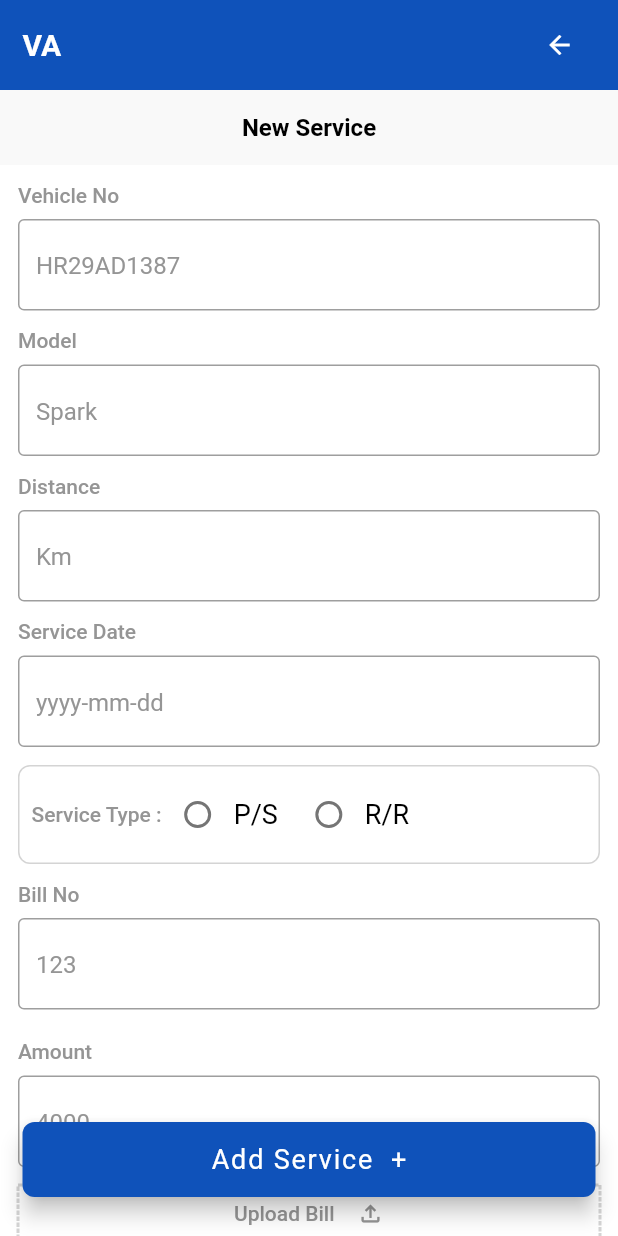
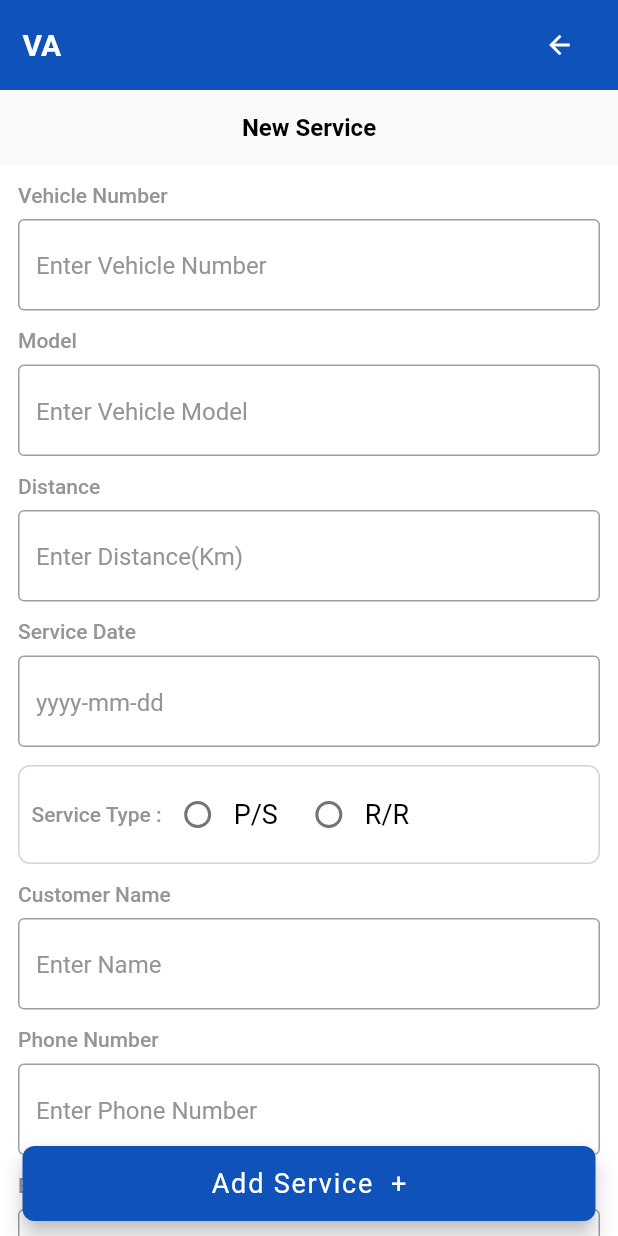
Before and after one commit to sangeeta2701/service_app, a Flutter app: the SearchPage screen opened directly, on a phone screen of 412 x 824 dp. Run offline on Flutter 3.47's test engine with Material 2 defaults, Android fonts, the light colour scheme and no system bars; drawn by our look-alikes of dotted_border.

Commit message:
Servicing app

```diff
--- a/lib/Screens/search_page.dart
+++ b/lib/Screens/search_page.dart
@@ -1,7 +1,9 @@
 import 'package:dotted_border/dotted_border.dart';
 import 'package:flutter/material.dart';
+import 'package:flutter/services.dart';
 import 'package:intl/intl.dart';
 import 'package:service_app/utils/constants.dart';
+import 'package:http/http.dart' as http;
 
 class SearchPage extends StatefulWidget {
   const SearchPage({Key? key}) : super(key: key);
@@ -19,8 +21,43 @@ class _SearchPageState extends State<SearchPage> {
   TextEditingController distanceController = TextEditingController();
   TextEditingController billNumberController = TextEditingController();
   TextEditingController amountController = TextEditingController();
+  TextEditingController phoneNumberController = TextEditingController();
+  TextEditingController nameController = TextEditingController();
 
   final formKey = GlobalKey<FormState>();
+
+  //add services
+  var url = "";
+
+  Future<void> _addService() async {
+    const apiUrl = "http://192.168.1.12:3000/api/vehicles/addService";
+    Map<String, dynamic> body = {
+      "vehicleNo": vNumberController.text,
+      "vehicleModel": modelController.text,
+      "customerName": nameController.text,
+      "phoneNumber": phoneNumberController.text,
+      "serviceDate": dateController.text,
+      "serviceType": "RR",
+      "vehicleKm": distanceController.text,
+      "billNumber": billNumberController.text,
+      "billAmount": amountController.text,
+    };
+    final response = await http.post(
+      Uri.parse(apiUrl),
+      body: (body),
+    );
+    print(response.body);
+    print(response.statusCode);
+    if (response.statusCode == 200) {
+      ScaffoldMessenger.of(context).showSnackBar(SnackBar(
+          backgroundColor: appUiThemeColor,
+          content: Text("Service Added Successfully!!")));
+    } else {
+      ScaffoldMessenger.of(context).showSnackBar(SnackBar(
+          backgroundColor: appUiThemeColor,
+          content: Text("Something went Wrong")));
+    }
+  }
 
   @override
   Widget build(BuildContext context) {
@@ -86,25 +123,24 @@ class _SearchPageState extends State<SearchPage> {
                           crossAxisAlignment: CrossAxisAlignment.start,
                           children: [
                             Text(
-                              "Vehicle No",
+                              "Vehicle Number",
                               style: textfieldHeadingStyle,
                             ),
                             Padding(
                               padding: const EdgeInsets.only(top: 8.0),
                               child: TextFormField(
                                 style: textfieldInputStyle,
-                                // controller: numberController,
+                                controller: vNumberController,
                                 keyboardType: TextInputType.text,
                                 textInputAction: TextInputAction.done,
                                 decoration: InputDecoration(
-                                  hintText: "HR29AD1387",
+                                  hintText: "Enter Vehicle Number",
                                   hintStyle: hintTextStyle,
                                   border: OutlineInputBorder(),
                                 ),
                                 validator: (value) {
                                   if (value!.isEmpty) {
                                     return "Please Enter Vehicle Number";
-
                                   } else {
                                     return null;
                                   }
@@ -126,11 +162,11 @@ class _SearchPageState extends State<SearchPage> {
                                 padding: const EdgeInsets.only(top: 8.0),
                                 child: TextFormField(
                                   style: textfieldInputStyle,
-                                  // controller: numberController,
+                                  controller: modelController,
                                   keyboardType: TextInputType.text,
                                   textInputAction: TextInputAction.done,
                                   decoration: InputDecoration(
-                                    hintText: "Spark",
+                                    hintText: "Enter Vehicle Model",
                                     hintStyle: hintTextStyle,
                                     border: OutlineInputBorder(),
                                   ),
@@ -159,11 +195,11 @@ class _SearchPageState extends State<SearchPage> {
                                 padding: const EdgeInsets.only(top: 8.0),
                                 child: TextFormField(
                                   style: textfieldInputStyle,
-                                  // controller: numberController,
+                                  controller: distanceController,
                                   keyboardType: TextInputType.number,
                                   textInputAction: TextInputAction.done,
                                   decoration: InputDecoration(
-                                    hintText: "Km",
+                                    hintText: "Enter Distance(Km)",
                                     hintStyle: hintTextStyle,
                                     border: OutlineInputBorder(),
                                   ),
@@ -193,7 +229,6 @@ class _SearchPageState extends State<SearchPage> {
                                 child: TextFormField(
                                   controller: dateController,
                                   style: textfieldInputStyle,
-                                  // controller: numberController,
                                   keyboardType: TextInputType.datetime,
                                   textInputAction: TextInputAction.done,
                                   decoration: InputDecoration(
@@ -297,18 +332,89 @@ class _SearchPageState extends State<SearchPage> {
                             crossAxisAlignment: CrossAxisAlignment.start,
                             children: [
                               Text(
-                                "Bill No",
+                                "Customer Name",
                                 style: textfieldHeadingStyle,
                               ),
                               Padding(
                                 padding: const EdgeInsets.only(top: 8.0),
                                 child: TextFormField(
                                   style: textfieldInputStyle,
-                                  // controller: numberController,
+                                  controller: nameController,
                                   keyboardType: TextInputType.number,
                                   textInputAction: TextInputAction.done,
                                   decoration: InputDecoration(
-                                    hintText: "123",
+                                    hintText: "Enter Name",
+                                    hintStyle: hintTextStyle,
+                                    border: OutlineInputBorder(),
+                                  ),
+                                   validator: (value) {
+                                                                                if (value!.isEmpty) {
+                                                                                  return "Please Enter  Name";
+                                                                                } else if (RegExp(r'/(^[a-zA-Z][a-zA-Z\s]{0,20}[a-zA-Z]$)/').hasMatch(value)) {
+                                                                                  return "Enter Correct Name";
+                                                                                } else {
+                                                                                  return null;
+                                                                                }
+                                                                              },
+                                ),
+                              ),
+                            ],
+                          ),
+                        ),
+                        Padding(
+                          padding: const EdgeInsets.only(top: 12.0),
+                          child: Column(
+                            crossAxisAlignment: CrossAxisAlignment.start,
+                            children: [
+                              Text(
+                                "Phone Number",
+                                style: textfieldHeadingStyle,
+                              ),
+                              Padding(
+                                padding: const EdgeInsets.only(top: 8.0),
+                                child: TextFormField(
+                                  inputFormatters: [LengthLimitingTextInputFormatter(10),],
+                                  style: textfieldInputStyle,
+                                  controller: phoneNumberController,
+                                  keyboardType: TextInputType.number,
+                                  textInputAction: TextInputAction.done,
+                                  decoration: InputDecoration(
+                                    hintText: "Enter Phone Number",
+                                    hintStyle: hintTextStyle,
+                                    border: OutlineInputBorder(),
+                                  ),
+                                  validator: (value) {
+                                                                                if (value!.isEmpty) {
+                                                                                  return "Please Enter Mobile Number";
+                                                                                } else if (!RegExp(r'^[+]*[(]{0,1}[0-9]{1,4}[)]{0,1}[-\s\./0-9]*$').hasMatch(value)) {
+                                                                                  return "Enter Correct Phone Number";
+                                                                                } else {
+                                                                                  return null;
+                                                                                }
+                                                                              },
+                                ),
+                              ),
+                            ],
+                          ),
+                        ),
+                        Padding(
+                          padding: const EdgeInsets.only(top: 12.0),
+                          child: Column(
+                            crossAxisAlignment: CrossAxisAlignment.start,
+                            children: [
+                              Text(
+                                "Bill Number",
+                                style: textfieldHeadingStyle,
+                              ),
+                              Padding(
+                                padding: const EdgeInsets.only(top: 8.0),
+                                child: TextFormField(
+                                  style: textfieldInputStyle,
+                                  controller: billNumberController,
+                                  keyboardType: TextInputType.number,
+                                  textInputAction: TextInputAction.done,
+                                  decoration: InputDecoration(
+                                    hintText: "Enter Bill Number",
                                     hintStyle: hintTextStyle,
                                     border: OutlineInputBorder(),
                                   ),
@@ -336,14 +442,14 @@ class _SearchPageState extends State<SearchPage> {
                                   style: textfieldHeadingStyle,
                                 ),
                                 Padding(
-                                  padding: const EdgeInsets.only(top: 8.0),
+                                  padding: const EdgeInsets.only(top: 8.0,bottom: 150),
                                   child: TextFormField(
                                     style: textfieldInputStyle,
-                                    // controller: numberController,
+                                    controller: amountController,
                                     keyboardType: TextInputType.number,
                                     textInputAction: TextInputAction.done,
                                     decoration: InputDecoration(
-                                      hintText: "4000",
+                                      hintText: "Enter Amount",
                                       hintStyle: hintTextStyle,
                                       border: OutlineInputBorder(),
                                     ),
@@ -360,42 +466,7 @@ class _SearchPageState extends State<SearchPage> {
                             ),
                           ),
                         ),
-                        Padding(
-                          padding: const EdgeInsets.only(top: 12.0, bottom: 80),
-                          child: Container(
-                            height: 40,
-                            width: double.infinity,
-                            // decoration: BoxDecoration(
-                            //   borderRadius: BorderRadius.circular(8),
-                            //   border: Border.all(color: appUiGreyColor, width: 1),
-                            // ),
-                            child: DottedBorder(
-                              strokeWidth: 2,
-                              color: appUiGreyColor,
-                              child: Padding(
-                                padding: const EdgeInsets.all(8.0),
-                                child: Row(
-                                  mainAxisAlignment: MainAxisAlignment.center,
-                                  children: [
-                                    Text(
-                                      "Upload Bill",
-                                      style: textfieldHeadingStyle,
-                                    ),
-                                    Padding(
-                                      padding:
-                                          const EdgeInsets.only(left: 15.0),
-                                      child: Icon(
-                                        Icons.file_upload_outlined,
-                                        color: appUiTextGreyColor,
-                                        size: 18,
-                                      ),
-                                    )
-                                  ],
-                                ),
-                              ),
-                            ),
-                          ),
-                        ),
+
                       ],
                     ),
                   ),
@@ -405,7 +476,7 @@ class _SearchPageState extends State<SearchPage> {
           ),
         ),
       ),
-      floatingActionButtonLocation: FloatingActionButtonLocation.centerFloat,
+      floatingActionButtonLocation: FloatingActionButtonLocation.centerDocked,
       floatingActionButton: SizedBox(
         height: 60,
         width: double.infinity,
@@ -414,11 +485,9 @@ class _SearchPageState extends State<SearchPage> {
           child: FloatingActionButton(
             onPressed: () {
               if (formKey.currentState!.validate()) {
-                ScaffoldMessenger.of(context).showSnackBar(
-                    SnackBar(content: Text("Data Saved successfully!!")));
+                _addService();
               } else {
-                ScaffoldMessenger.of(context).showSnackBar(
-                    SnackBar(content: Text("Something went wrong!!")));
+                Center(child: CircularProgressIndicator());
               }
             },
             backgroundColor: appUiThemeColor,
```
